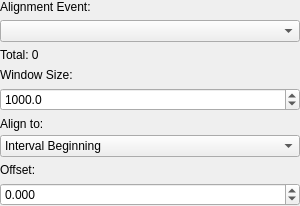
The window that src/WhiskerToolbox/Plots/Common/PlotAlignmentWidget/UI/PlotAlignmentWidget.ui (paulmthompson/WhiskerToolbox) describes before a commit, drawn with Qt 5.
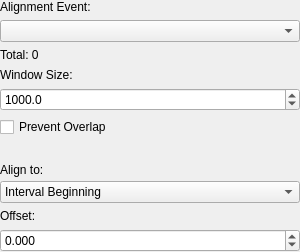
The same window after the commit.

Commit message: added way to prevent overlaps in relative time widgets

Diff of the .ui file:
```diff
--- a/src/WhiskerToolbox/Plots/Common/PlotAlignmentWidget/UI/PlotAlignmentWidget.ui
+++ b/src/WhiskerToolbox/Plots/Common/PlotAlignmentWidget/UI/PlotAlignmentWidget.ui
@@ -82,6 +82,23 @@
      </property>
     </widget>
    </item>
+   <item>
+    <widget class="QCheckBox" name="prevent_overlap_checkbox">
+     <property name="text">
+      <string>Prevent Overlap</string>
+     </property>
+    </widget>
+   </item>
+   <item>
+    <widget class="QLabel" name="pruned_count_label">
+     <property name="text">
+      <string/>
+     </property>
+     <property name="visible">
+      <bool>false</bool>
+     </property>
+    </widget>
+   </item>
    <item>
     <widget class="QWidget" name="interval_alignment_widget" native="true">
      <property name="visible">
```
The commit also changes 9 other files.
